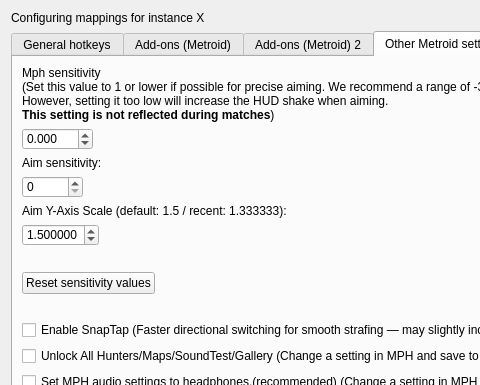
Above: src/frontend/qt_sdl/InputConfig/InputConfigDialog.ui from melonDS-emu/melonDS before the change; both pictures show x 0 to 480 and y 0 to 385 of the 867 by 582 pixel window. Below: the same form after it.
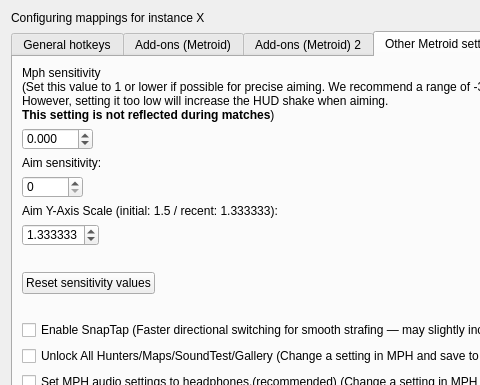
That is the form after the change. The open tabs and pages were chosen to show the change.

What changed in the file:
```diff
--- a/src/frontend/qt_sdl/InputConfig/InputConfigDialog.ui
+++ b/src/frontend/qt_sdl/InputConfig/InputConfigDialog.ui
@@ -2375,7 +2375,7 @@
 					<!-- Label for aim sensitivity -->
 					<widget class="QLabel" name="metroidAimYAxisScaleLabel">
 						<property name="text">
-							<string>Aim Y-Axis Scale (default: 1.5 / recent: 1.333333):</string>
+							<string>Aim Y-Axis Scale (initial: 1.5 / recent: 1.333333):</string>
 						</property>
 					</widget>
 				</item>
@@ -2394,7 +2394,7 @@
 							<number>6</number>
 						</property>
 						<property name="value">
-							<double>1.500000</double>
+							<double>1.333333</double>
 						</property>
 					</widget>
 				</item>
```
